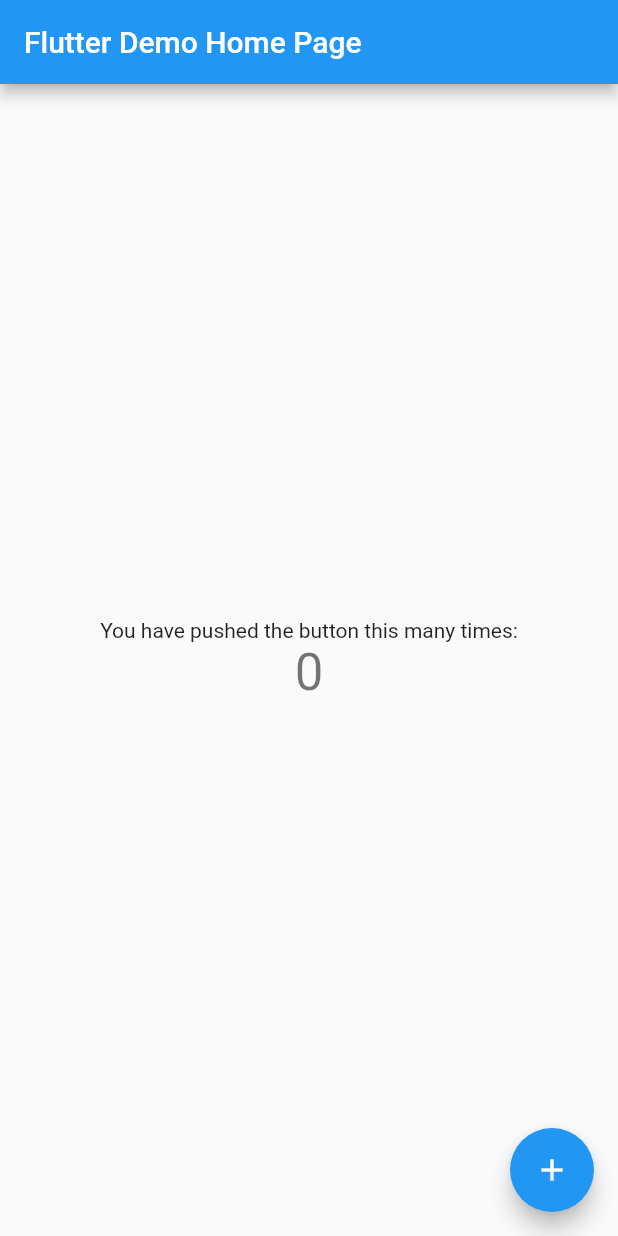
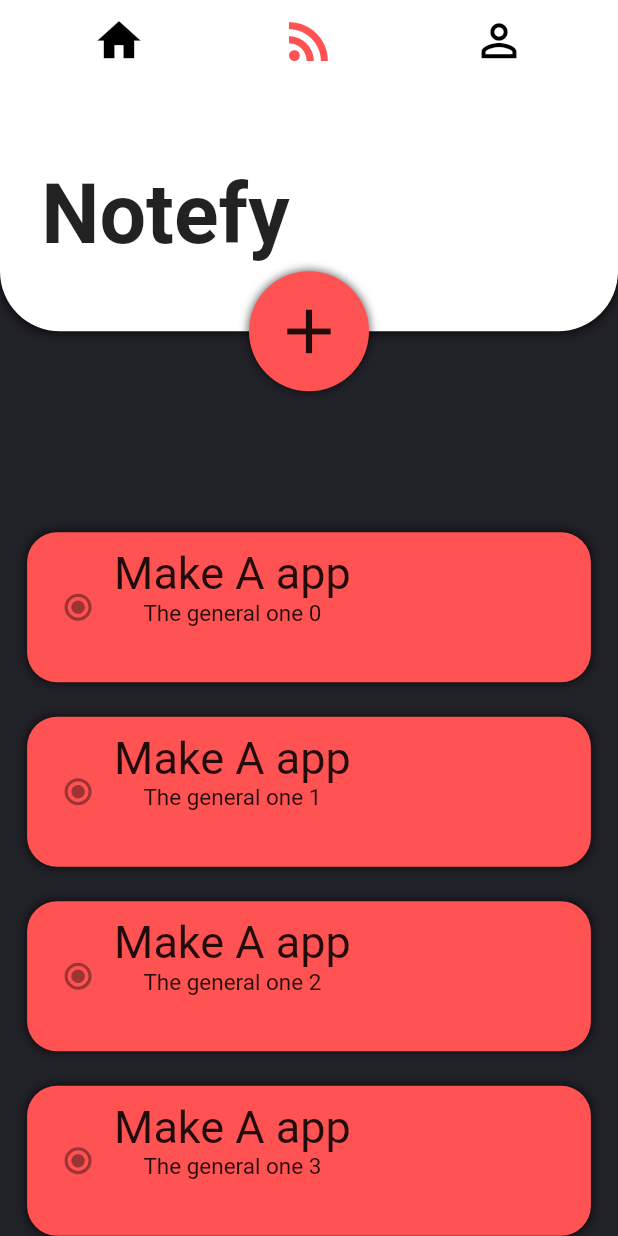
Before and after one commit to karan-kunwar/Notefy, a Flutter app: the screen it shows after launch, on a phone screen of 412 x 824 dp. Run offline on Flutter 3.47's test engine with Material 2 defaults, Android fonts, the phone set to English and light mode, and no system bars.

```diff
--- /dev/null
+++ b/App/notefy/lib/constants.dart
@@ -0,0 +1,4 @@
+import 'package:flutter/material.dart';
+
+Color kdarkGrey = Color(0xFF212128);
+Color kOrange = Colors.redAccent;
--- a/App/notefy/lib/main.dart
+++ b/App/notefy/lib/main.dart
@@ -1,117 +1,67 @@
 import 'package:flutter/material.dart';
+import 'constants.dart';
+import 'screens/HomeScreen.dart';
 
 void main() {
   runApp(MyApp());
 }
 
 class MyApp extends StatelessWidget {
-  // This widget is the root of your application.
   @override
   Widget build(BuildContext context) {
     return MaterialApp(
-      title: 'Flutter Demo',
-      theme: ThemeData(
-        // This is the theme of your application.
-        //
-        // Try running your application with "flutter run". You'll see the
-        // application has a blue toolbar. Then, without quitting the app, try
-        // changing the primarySwatch below to Colors.green and then invoke
-        // "hot reload" (press "r" in the console where you ran "flutter run",
-        // or simply save your changes to "hot reload" in a Flutter IDE).
-        // Notice that the counter didn't reset back to zero; the application
-        // is not restarted.
-        primarySwatch: Colors.blue,
-        // This makes the visual density adapt to the platform that you run
-        // the app on. For desktop platforms, the controls will be smaller and
-        // closer together (more dense) than on mobile platforms.
-        visualDensity: VisualDensity.adaptivePlatformDensity,
-      ),
-      home: MyHomePage(title: 'Flutter Demo Home Page'),
+      title: 'notefy',
+      theme: ThemeData().copyWith(primaryColor: Colors.white),
+      home: FirstScreen(),
     );
   }
 }
-
-class MyHomePage extends StatefulWidget {
-  MyHomePage({Key key, this.title}) : super(key: key);
-
-  // This widget is the home page of your application. It is stateful, meaning
-  // that it has a State object (defined below) that contains fields that affect
-  // how it looks.
-
-  // This class is the configuration for the state. It holds the values (in this
-  // case the title) provided by the parent (in this case the App widget) and
-  // used by the build method of the State. Fields in a Widget subclass are
-  // always marked "final".
-
-  final String title;
-
-  @override
-  _MyHomePageState createState() => _MyHomePageState();
-}
-
-class _MyHomePageState extends State<MyHomePage> {
-  int _counter = 0;
-
-  void _incrementCounter() {
-    setState(() {
-      // This call to setState tells the Flutter framework that something has
-      // changed in this State, which causes it to rerun the build method below
-      // so that the display can reflect the updated values. If we changed
-      // _counter without calling setState(), then the build method would not be
-      // called again, and so nothing would appear to happen.
-      _counter++;
-    });
-  }
-
+class FirstScreen extends StatelessWidget {
   @override
   Widget build(BuildContext context) {
-    // This method is rerun every time setState is called, for instance as done
-    // by the _incrementCounter method above.
-    //
-    // The Flutter framework has been optimized to make rerunning build methods
-    // fast, so that you can just rebuild anything that needs updating rather
-    // than having to individually change instances of widgets.
-    return Scaffold(
-      appBar: AppBar(
-        // Here we take the value from the MyHomePage object that was created by
-        // the App.build method, and use it to set our appbar title.
-        title: Text(widget.title),
-      ),
-      body: Center(
-        // Center is a layout widget. It takes a single child and positions it
-        // in the middle of the parent.
-        child: Column(
-          // Column is also a layout widget. It takes a list of children and
-          // arranges them vertically. By default, it sizes itself to fit its
-          // children horizontally, and tries to be as tall as its parent.
-          //
-          // Invoke "debug painting" (press "p" in the console, choose the
-          // "Toggle Debug Paint" action from the Flutter Inspector in Android
-          // Studio, or the "Toggle Debug Paint" command in Visual Studio Code)
-          // to see the wireframe for each widget.
-          //
-          // Column has various properties to control how it sizes itself and
-          // how it positions its children. Here we use mainAxisAlignment to
-          // center the children vertically; the main axis here is the vertical
-          // axis because Columns are vertical (the cross axis would be
-          // horizontal).
-          mainAxisAlignment: MainAxisAlignment.center,
-          children: <Widget>[
-            Text(
-              'You have pushed the button this many times:',
+    Size size =MediaQuery.of(context).size;
+    return SafeArea(
+      child: DefaultTabController(
+        length: 3,
+        initialIndex: 1,
+        child: new Scaffold(
+          body: TabBarView(
+            children: [
+              Container(
+                color: Colors.orange,
+              ),
+              HomeScreen(),
+              Container(
+                color: Colors.lightGreen,
+              ),
+            ],
+          ),
+          backgroundColor: Colors.white,
+          appBar: AppBar(
+            elevation: 0,
+            backgroundColor: Colors.white,
+            brightness: Brightness.light,
+            title: new TabBar(
+              tabs: [
+                Tab(
+                  icon: new Icon(Icons.home,size: 35,),
+                ),
+                Tab(
+                  icon: new Icon(Icons.rss_feed, size: 40,),
+                ),
+                Tab(
+                  icon: new Icon(Icons.perm_identity,size: 35,),
+                ),
+              ],
+              labelColor: kOrange,
+              unselectedLabelColor: Colors.black,
+              indicatorSize: TabBarIndicatorSize.label,
+              indicatorPadding: EdgeInsets.all(5.0),
+              indicatorColor: Colors.white,
             ),
-            Text(
-              '$_counter',
-              style: Theme.of(context).textTheme.headline4,
-            ),
-          ],
+          ),
         ),
       ),
-      floatingActionButton: FloatingActionButton(
-        onPressed: _incrementCounter,
-        tooltip: 'Increment',
-        child: Icon(Icons.add),
-      ), // This trailing comma makes auto-formatting nicer for build methods.
     );
   }
 }
--- /dev/null
+++ b/App/notefy/lib/models/classes/task.dart
@@ -0,0 +1,12 @@
+class Task{
+  String title;
+  List<Task> tasks;
+  String notes;
+  DateTime timeToComplete;
+  bool completed;
+  String repeats;
+  DateTime deadline;
+  List<DateTime> reminders;
+  String taskID;
+  Task(this.title,this.completed,this.taskID);
+}
--- /dev/null
+++ b/App/notefy/lib/screens/HomeScreen.dart
@@ -0,0 +1,148 @@
+import 'package:flutter/material.dart';
+import 'package:notefy/constants.dart';
+import 'package:notefy/models/classes/task.dart';
+
+List<Task> taskList = [];
+List<Task> getList(){
+  for(int i=0;i<5;i++){
+    taskList.add(Task('Make A app', true, (i).toString(),));
+  }
+  return taskList;
+}
+
+class HomeScreen extends StatefulWidget {
+  @override
+  _HomeScreenState createState() => _HomeScreenState();
+}
+int i=0;
+class _HomeScreenState extends State<HomeScreen> {
+  @override
+  Widget build(BuildContext context) {
+    if(i==0) {
+      getList();
+      i++;
+    }
+    Size size =MediaQuery.of(context).size;
+    return Container(
+      color: kdarkGrey,
+      child: Stack(
+        children: [
+          Positioned(
+            top: size.height*0.2-40,
+            left: size.width*0.005,
+            child: Container(
+              height: 0.8*size.height,
+              width: size.width*0.99,
+              child: Theme(
+                data: ThemeData(
+                  canvasColor: Colors.transparent,
+                ),
+                child: ReorderableListView(
+                  padding: EdgeInsets.only(top: 170),
+                  children: taskList.map((Task items) => _buildListTile(context, items)).toList(),
+                  onReorder: ( oldIndex, newIndex){
+                    setState((){
+                      if(newIndex>oldIndex){
+                        newIndex-=1;
+                      }
+                      final Task item= taskList.removeAt(oldIndex);
+                      taskList.insert(newIndex, item);
+                    });
+                  },
+                ),
+              ),
+            ),
+          ),
+          Positioned(
+            left: 0,
+            top: 0,
+            child: Container(
+              height: size.height/5,
+              width: size.width,
+              child: Padding(
+                padding: EdgeInsets.only(left: size.width/15,top: size.height/15),
+                child: Text(
+                  'Notefy',
+                  style: TextStyle(
+                    fontSize: 55,
+                    fontWeight: FontWeight.w600,
+                  ),
+                ),
+              ),
+              decoration: BoxDecoration(
+                color: Colors.white,
+                boxShadow:[BoxShadow(color: Colors.black54,offset: Offset(0.0,1),spreadRadius: 1.0,blurRadius: 4.0)],
+                borderRadius: BorderRadius.only(bottomLeft: Radius.circular(40),bottomRight: Radius.circular(40),),
+              ),
+            ),
+          ),
+          Positioned(
+            top: (size.height/5)-40,
+            left: (size.width/2)-40,
+            child: Container(
+              height: 80,
+              width: 80,
+              decoration: BoxDecoration(
+                color: kOrange,
+                shape: BoxShape.circle,
+                boxShadow: [
+                  BoxShadow(
+                      color: Colors.black54,
+                      spreadRadius: 1.0,
+                      blurRadius: 4.0),
+                ],
+              ),
+              child: Icon(Icons.add,size: 50,),
+            ),
+          ),
+
+        ],
+      ),
+    );
+  }
+}
+
+
+Widget _buildListTile(BuildContext context, Task item){
+  return ListTile(
+    key: Key(item.taskID),
+    title: TaskCard(title: item.title,subtitle: 'The general one '+ item.taskID, ),
+  );
+}
+
+
+class TaskCard extends StatelessWidget {
+  TaskCard({@required this.title, this.subtitle});
+  final String title;
+  final String subtitle;
+  @override
+  Widget build(BuildContext context) {
+    return Container(
+      height: 100,
+      padding: EdgeInsets.all(10),
+      margin: EdgeInsets.only(bottom: 15),
+      child: Row(
+        children: [
+          Radio(
+          ),
+          Column(
+            children: [
+              Text(title,style: TextStyle(fontSize: 30),),
+              Text(subtitle,style: TextStyle(fontSize: 15),),
+            ],
+          ),
+        ],
+      ),
+      decoration: BoxDecoration(
+        borderRadius: BorderRadius.all(Radius.circular(20)),
+        color: kOrange,
+        boxShadow: [
+          BoxShadow(
+              color: Colors.black54,
+              spreadRadius: 1.0,
+              blurRadius: 4.0),
+        ],
+      ),
+    );
+  }
+}
```
